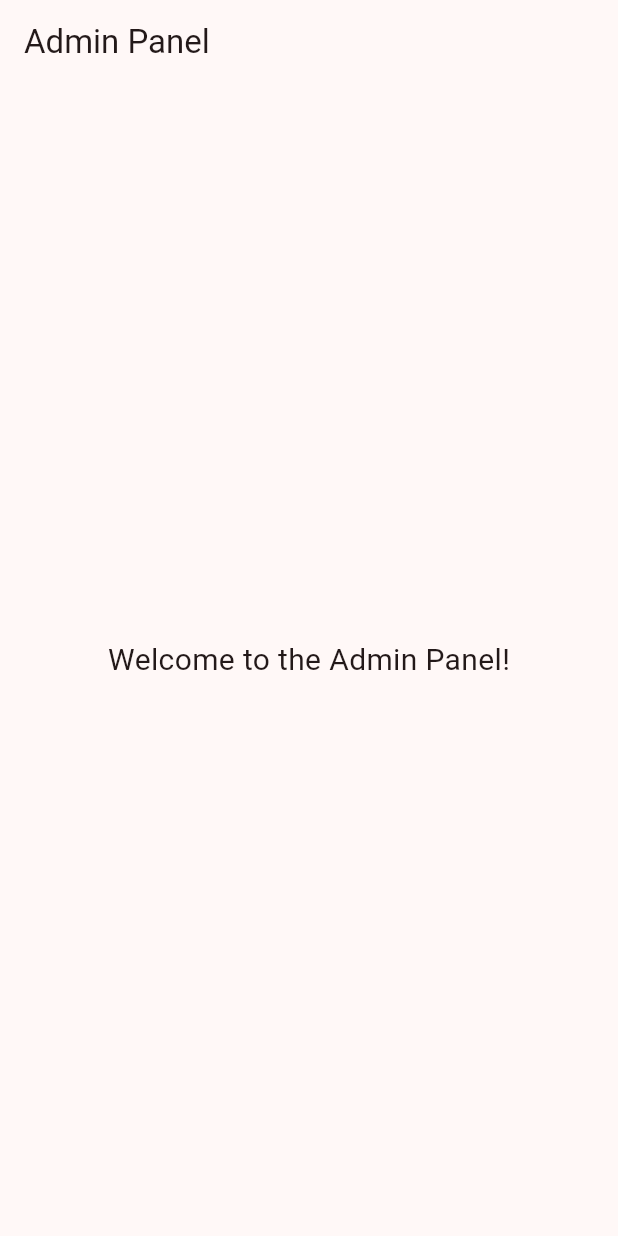
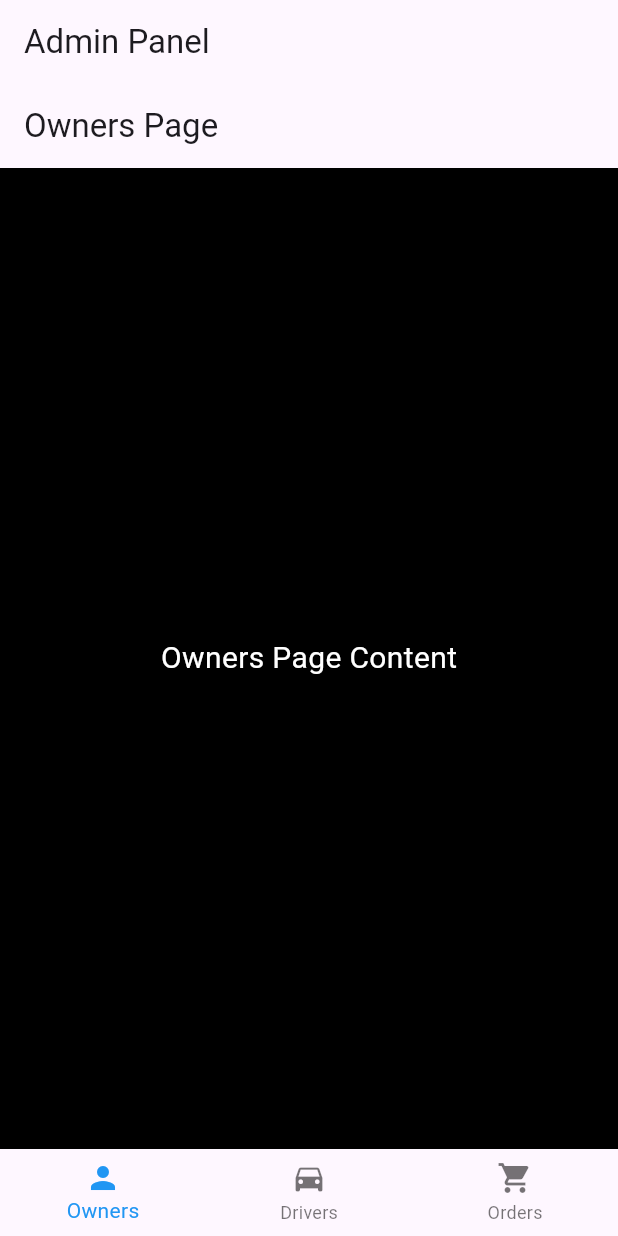
Before and after one commit to imaddamianos/pixandrix, a Flutter app: the AdminPanelPage screen opened directly, on a phone screen of 412 x 824 dp. Run offline on Flutter 3.47's test engine with Material 3 defaults, Android fonts, the light colour scheme and no system bars.

Commit message:
custom theme and bottom bar

```diff
--- /dev/null
+++ b/lib/admin/admin_panel.dart
@@ -0,0 +1,56 @@
+import 'package:flutter/material.dart';
+import 'package:pixandrix/admin/drivers_page.dart';
+import 'package:pixandrix/admin/orders_page.dart';
+import 'package:pixandrix/admin/owners_page.dart';
+
+class AdminPanelPage extends StatefulWidget {
+  const AdminPanelPage({super.key});
+
+  @override
+  _AdminPanelPageState createState() => _AdminPanelPageState();
+}
+
+class _AdminPanelPageState extends State<AdminPanelPage> {
+  int _selectedIndex = 0;
+
+  final List<Widget> _pages = [
+    const OwnersPage(),
+    const DriversPage(),
+    const OrdersPage(),
+  ];
+
+  void _onItemTapped(int index) {
+    setState(() {
+      _selectedIndex = index;
+    });
+  }
+
+  @override
+  Widget build(BuildContext context) {
+    return Scaffold(
+      appBar: AppBar(
+        title: const Text('Admin Panel'),
+      ),
+      body: _pages[_selectedIndex],
+      bottomNavigationBar: BottomNavigationBar(
+        items: const <BottomNavigationBarItem>[
+          BottomNavigationBarItem(
+            icon: Icon(Icons.person),
+            label: 'Owners',
+          ),
+          BottomNavigationBarItem(
+            icon: Icon(Icons.directions_car),
+            label: 'Drivers',
+          ),
+          BottomNavigationBarItem(
+            icon: Icon(Icons.shopping_cart),
+            label: 'Orders',
+          ),
+        ],
+        currentIndex: _selectedIndex,
+        selectedItemColor: Colors.blue,
+        onTap: _onItemTapped,
+      ),
+    );
+  }
+}
--- a/lib/admin_panel.dart
+++ b/lib/admin/owners_page.dart
@@ -1,17 +1,17 @@
 import 'package:flutter/material.dart';
 
-class AdminPanelPage extends StatelessWidget {
-  const AdminPanelPage({super.key});
+class OwnersPage extends StatelessWidget {
+  const OwnersPage({super.key});
 
   @override
   Widget build(BuildContext context) {
     return Scaffold(
       appBar: AppBar(
-        title: const Text('Admin Panel'),
+        title: const Text('Owners Page'),
       ),
       body: const Center(
         child: Text(
-          'Welcome to the Admin Panel!',
+          'Owners Page Content',
           style: TextStyle(fontSize: 20),
         ),
       ),
--- a/lib/first_page.dart
+++ b/lib/first_page.dart
@@ -1,5 +1,5 @@
 import 'package:flutter/material.dart';
-import 'package:pixandrix/admin_pass.dart';
+import 'package:pixandrix/admin/admin_pass.dart';
 
 class FirstPage extends StatelessWidget {
   const FirstPage({super.key});
--- /dev/null
+++ b/lib/theme/custom_theme.dart
@@ -0,0 +1,21 @@
+import 'package:flutter/material.dart';
+
+// Define custom theme colors
+const Color primaryColor = Colors.blue;
+const Color accentColor = Colors.green;
+const Color backgroundColor = Color.fromARGB(255, 0, 0, 0);
+const Color textColor = Color.fromARGB(255, 255, 255, 255);
+
+// Define custom theme
+final ThemeData customTheme = ThemeData(
+  primaryColor: primaryColor,
+  hintColor: accentColor,
+  scaffoldBackgroundColor: backgroundColor,
+  textTheme: const TextTheme(
+    bodyLarge: TextStyle(color: textColor),
+    bodyMedium: TextStyle(color: textColor),
+    titleLarge: TextStyle(color: textColor),
+    // Add more text styles as needed
+  ),
+  // colorScheme: ColorScheme(background: backgroundColor, brightness: null, primary: null, onPrimary: null),
+);
```
Also changed, not shown: lib/admin/drivers_page.dart (added, +20 -0 lines), lib/admin/orders_page.dart (added, +20 -0 lines), lib/main.dart (+3 -4 lines), lib/admin/admin_pass.dart (renamed from lib/admin_pass.dart).
